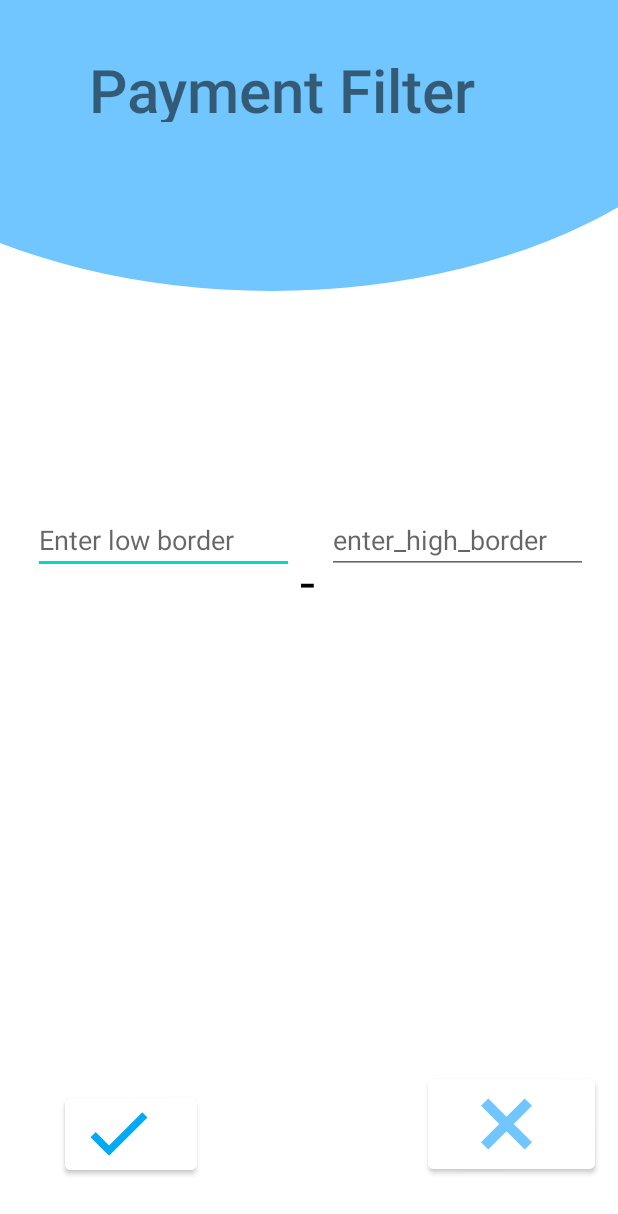
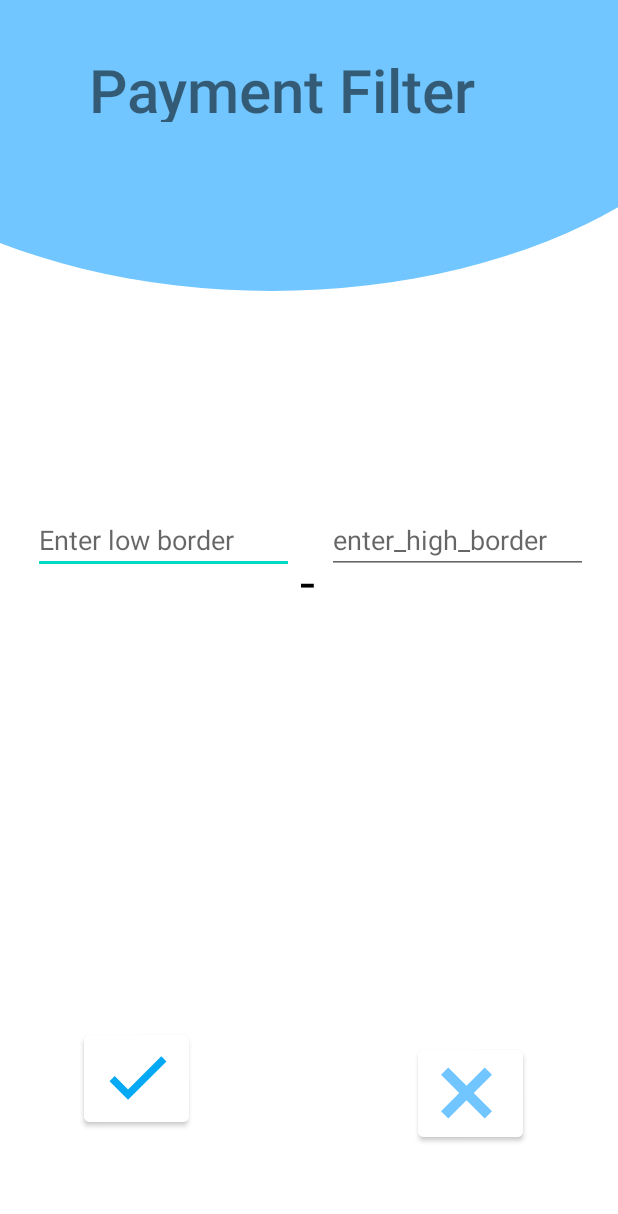
Before and after one commit to 0xAlon/GetJob, an Android app: the Filter screen opened directly, with no data from a screen before it, after a tap on "PAYMENT", on a phone screen of 412 x 824 dp. Shown: the top 1214 px of the screen. Run offline under Robolectric (Android 15) with nearby library versions, the phone set to English and light mode, and no system bars.

Commit message:
Ui changes

```diff
--- a/app/src/main/java/com/team3/getjob/Filter.java
+++ b/app/src/main/java/com/team3/getjob/Filter.java
@@ -20,15 +20,7 @@ public class Filter extends AppCompatActivity {
         setContentView(R.layout.activity_filter);
         Button button = (Button) findViewById(R.id.button4);
 
-        ArrayList<String> ranks = new ArrayList<String>();
-        ArrayList<String> languages = new ArrayList<String>();
 
-        Bundle extras = getIntent().getExtras();
-        if(extras != null)
-        {
-            ranks = extras.getStringArrayList("result");
-            languages = extras.getStringArrayList("languages");
-        }
 
         button.setOnClickListener(new View.OnClickListener() {
             @Override
@@ -64,6 +56,8 @@ public class Filter extends AppCompatActivity {
                 startActivity(intent4);
             }
         });
+
+
         Button BackToSearch = (Button) findViewById(R.id.button7);
         BackToSearch.setOnClickListener(new View.OnClickListener() {
             @Override
@@ -72,16 +66,14 @@ public class Filter extends AppCompatActivity {
                 startActivity(intent5);
             }
         });
+
+
         Button BackToSearchWithFilters = (Button) findViewById(R.id.button2);
-        ArrayList<String> finalRanks = ranks;
-        ArrayList<String> finalLanguages = languages;
         BackToSearchWithFilters.setOnClickListener(new View.OnClickListener() {
             @Override
             public void onClick(View v) {
                 //Add info to PullJobs tha will effect Database pull
                 Intent intent6 = new Intent(Filter.this, Jobs_Pull.class);
-                intent6.putExtra("ranks", finalRanks);
-                intent6.putExtra("languages", finalLanguages);
                 startActivity(intent6);
             }
         });
--- a/app/src/main/java/com/team3/getjob/PaymentActivity.java
+++ b/app/src/main/java/com/team3/getjob/PaymentActivity.java
@@ -16,6 +16,8 @@ public class PaymentActivity extends AppCompatActivity {
         EditText low,high;
         super.onCreate(savedInstanceState);
         setContentView(R.layout.activity_payment);
+
+
         //option for cancel location filter and came back for filter menu
         Button button = (Button) findViewById(R.id.button2);
         button.setOnClickListener(new View.OnClickListener() {
@@ -31,6 +33,8 @@ public class PaymentActivity extends AppCompatActivity {
         low=findViewById(R.id.editText);
         high=findViewById(R.id.editText1);
         Button buttonF = (Button) findViewById(R.id.button);
+
+
         buttonF.setOnClickListener(new View.OnClickListener() {
             @Override
             public void onClick(View v) {
--- a/app/src/main/res/layout/activity_payment.xml
+++ b/app/src/main/res/layout/activity_payment.xml
@@ -9,32 +9,32 @@
 
     <Button
         android:id="@+id/button"
-        android:layout_width="wrap_content"
-        android:layout_height="wrap_content"
+        android:layout_width="70dp"
+        android:layout_height="70dp"
+        android:layout_marginStart="56dp"
+        android:layout_marginTop="300dp"
         android:backgroundTint="@color/white"
         app:icon="@drawable/icons8_checkmark"
         app:iconTint="#03A9F4"
         app:layout_constraintBottom_toBottomOf="parent"
-        app:layout_constraintEnd_toEndOf="parent"
-        app:layout_constraintHorizontal_bias="0.133"
         app:layout_constraintStart_toStartOf="parent"
-        app:layout_constraintTop_toTopOf="parent"
-        app:layout_constraintVertical_bias="0.95" />
+        app:layout_constraintTop_toBottomOf="@+id/linearLayout3"
+        app:layout_constraintVertical_bias="0.016" />
 
     <Button
         android:id="@+id/button2"
-        android:layout_width="111dp"
-        android:layout_height="72dp"
+        android:layout_width="70dp"
+        android:layout_height="70dp"
         android:backgroundTint="@color/white"
         app:icon="@drawable/icons8_delete"
         app:iconGravity="textStart"
         app:iconTint="@color/light_blue"
         app:layout_constraintBottom_toBottomOf="parent"
         app:layout_constraintEnd_toEndOf="parent"
-        app:layout_constraintHorizontal_bias="0.95"
-        app:layout_constraintStart_toStartOf="parent"
-        app:layout_constraintTop_toTopOf="parent"
-        app:layout_constraintVertical_bias="0.949" />
+        app:layout_constraintHorizontal_bias="0.708"
+        app:layout_constraintStart_toEndOf="@+id/button"
+        app:layout_constraintTop_toBottomOf="@+id/linearLayout2"
+        app:layout_constraintVertical_bias="0.838" />
 
     <LinearLayout
         android:id="@+id/linearLayout"
@@ -65,6 +65,7 @@
     </LinearLayout>
 
     <LinearLayout
+        android:id="@+id/linearLayout3"
         android:layout_width="174dp"
         android:layout_height="41dp"
         android:layout_marginHorizontal="20dp"
@@ -76,9 +77,8 @@
         app:layout_constraintHorizontal_bias="0.01"
         app:layout_constraintStart_toStartOf="parent"
         app:layout_constraintTop_toTopOf="parent"
-        app:layout_constraintVertical_bias="0.225"
 
-        >
+        app:layout_constraintVertical_bias="0.225">
 
 
         <EditText
@@ -91,6 +91,7 @@
     </LinearLayout>
 
     <LinearLayout
+        android:id="@+id/linearLayout2"
         android:layout_width="174dp"
         android:layout_height="41dp"
         android:layout_marginHorizontal="20dp"
@@ -102,9 +103,8 @@
         app:layout_constraintHorizontal_bias="1.0"
         app:layout_constraintStart_toStartOf="parent"
         app:layout_constraintTop_toTopOf="parent"
-        app:layout_constraintVertical_bias="0.225"
 
-        >
+        app:layout_constraintVertical_bias="0.225">
 
 
         <EditText
--- a/app/src/main/res/values/strings.xml
+++ b/app/src/main/res/values/strings.xml
@@ -17,7 +17,7 @@
     <string name="average_score_2">Average score 2</string>
     <string name="average_score_1">Average score 1</string>
     <string name="select_filter_options_and_press_complete">select filter options and press complete:</string>
-    <string name="languages">Languages</string>
+    <string name="languages">Language</string>
     <string name="payment">Payment</string>
     <string name="languages_filter">Languages Filter</string>
     <string name="payment_filter">Payment Filter</string>
```
Also changed, not shown: app/src/main/java/com/team3/getjob/Jobs_Pull.java (+0 -9 lines), app/src/main/java/com/team3/getjob/LanguagesActivity.java (+13 -14 lines), app/src/main/java/com/team3/getjob/rank_filter.java (+13 -13 lines), app/src/main/res/layout/activity_filter.xml (+7 -10 lines), app/src/main/res/layout/activity_languages.xml (+11 -17 lines), app/src/main/res/layout/activity_location.xml (+9 -10 lines), app/src/main/res/layout/activity_rank_filter.xml (+4 -4 lines), 15 other files.
